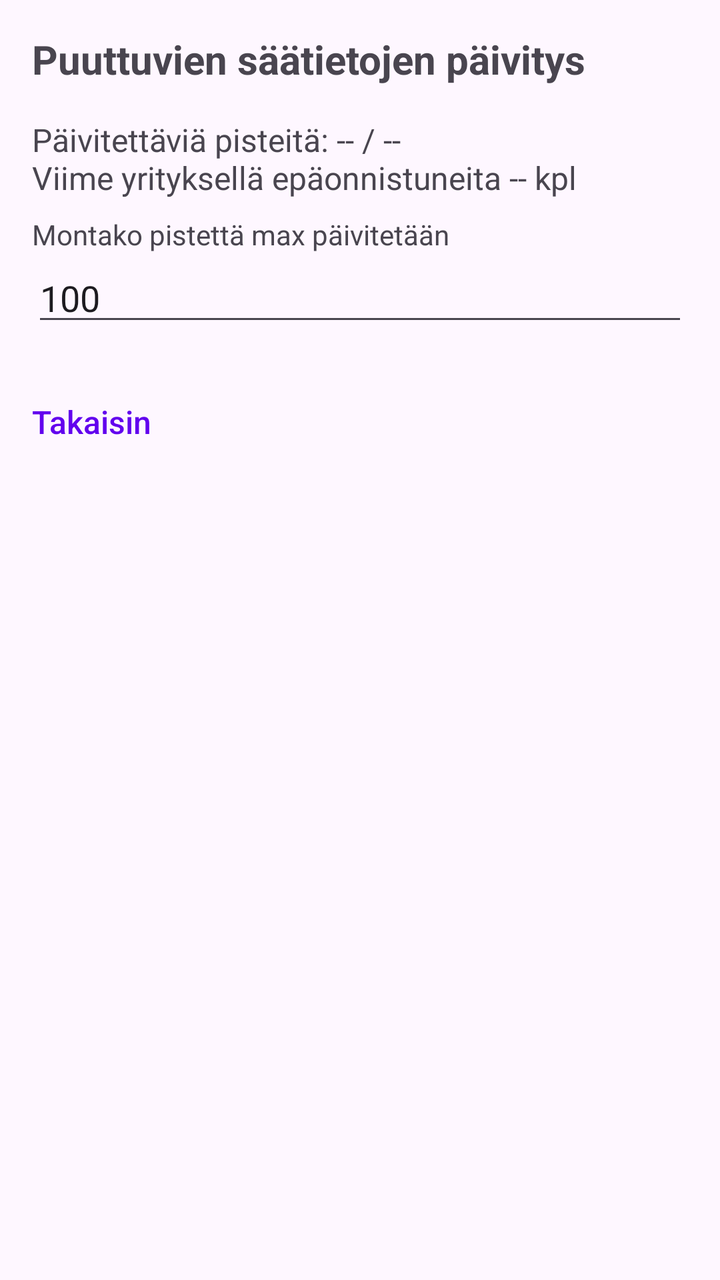
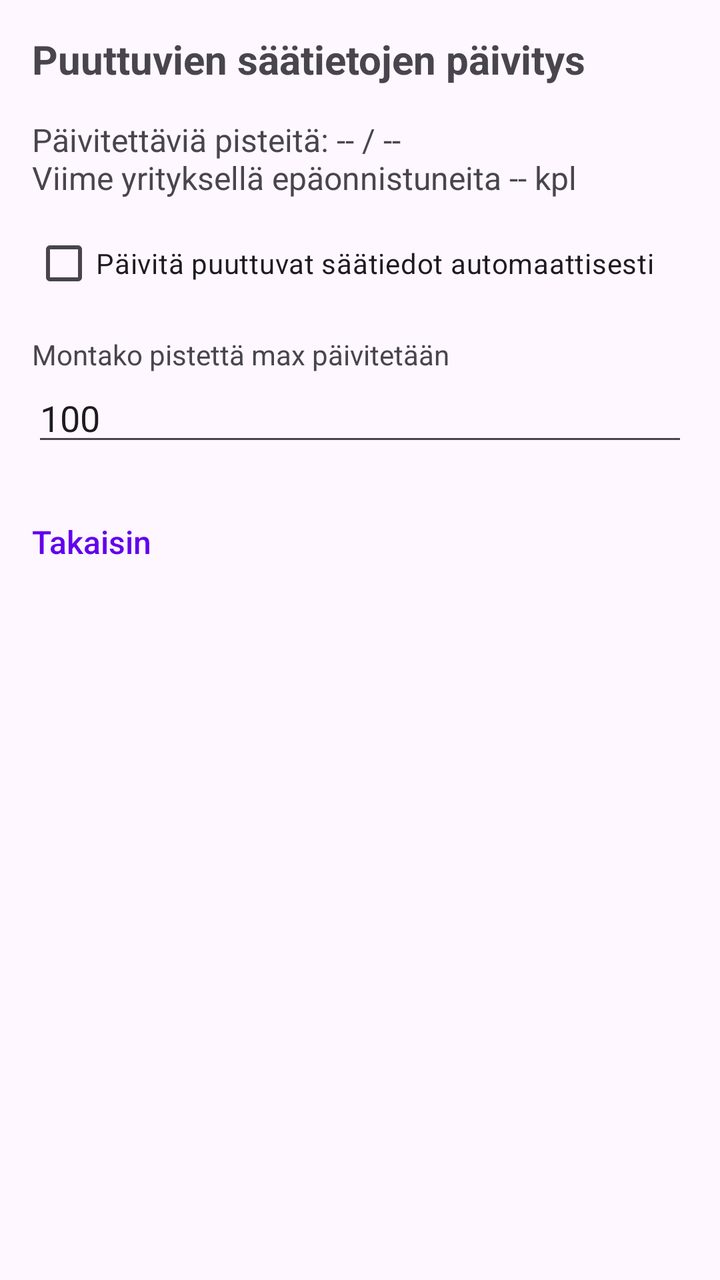

The first picture is an Android layout as it rendered before a commit; the second is the same layout after the commit. The layout source and the unified diff follow.
<!-- AndroidManifest.xml: application theme Theme.KalaKartta -->
<!-- res/layout/activity_weather_update.xml -->
<?xml version="1.0" encoding="utf-8"?>
<ScrollView xmlns:android="http://schemas.android.com/apk/res/android"
    android:layout_width="match_parent"
    android:layout_height="match_parent"
    android:padding="16dp">

    <LinearLayout
        android:layout_width="match_parent"
        android:layout_height="wrap_content"
        android:orientation="vertical">

        <TextView
            android:id="@+id/titleText"
            android:layout_width="match_parent"
            android:layout_height="wrap_content"
            android:text="Puuttuvien säätietojen päivitys"
            android:textSize="20sp"
            android:textStyle="bold"
            android:layout_marginBottom="16dp" />

        <TextView
            android:id="@+id/pointsToUpdateText"
            android:layout_width="match_parent"
            android:layout_height="wrap_content"
            android:text="Päivitettäviä pisteitä: -- / --&#10;Viime yrityksellä epäonnistuneita -- kpl"
            android:textSize="16sp"
            android:layout_marginBottom="8dp" />

        <TextView
            android:layout_width="match_parent"
            android:layout_height="wrap_content"
            android:text="Montako pistettä max päivitetään"
            android:textSize="14sp" />

        <EditText
            android:id="@+id/maxCountEditText"
            android:layout_width="match_parent"
            android:layout_height="wrap_content"
            android:inputType="number"
            android:text="100"
            android:layout_marginBottom="16dp" />

    <TextView
        android:id="@+id/startButton"
        style="@style/TextAppearance.KalaKartta.ActionLink"
        android:layout_width="match_parent"
        android:layout_height="wrap_content"
        android:text="Käynnistä päivitys"
        android:background="?attr/selectableItemBackground"
        android:clickable="true"
        android:focusable="true"
        android:visibility="gone"
        android:paddingTop="8dp"
        android:paddingBottom="8dp"
        android:layout_marginBottom="16dp" />

        <LinearLayout
            android:id="@+id/progressLayout"
            android:layout_width="match_parent"
            android:layout_height="wrap_content"
            android:orientation="vertical"
            android:visibility="gone">

            <ProgressBar
                android:id="@+id/progressBar"
                style="?android:attr/progressBarStyleHorizontal"
                android:layout_width="match_parent"
                android:layout_height="wrap_content"
                android:max="100"
                android:progress="0" />

            <TextView
                android:id="@+id/statusText"
                android:layout_width="match_parent"
                android:layout_height="wrap_content"
                android:text="Päivitetään..."
                android:textSize="14sp"
                android:layout_marginTop="4dp" />

            <TextView
                android:id="@+id/statsText"
                android:layout_width="match_parent"
                android:layout_height="wrap_content"
                android:text=""
                android:textSize="14sp"
                android:layout_marginTop="4dp" />

        <TextView
            android:id="@+id/cancelButton"
            style="@style/TextAppearance.KalaKartta.ActionLink"
            android:layout_width="wrap_content"
            android:layout_height="wrap_content"
            android:text="Peruuta"
            android:background="?attr/selectableItemBackground"
            android:clickable="true"
            android:focusable="true"
            android:paddingTop="8dp"
            android:paddingBottom="8dp"
            android:layout_gravity="center_horizontal"
            android:layout_marginTop="8dp" />
        </LinearLayout>

        <LinearLayout
            android:id="@+id/resultLayout"
            android:layout_width="match_parent"
            android:layout_height="wrap_content"
            android:orientation="vertical"
            android:visibility="gone"
            android:layout_marginTop="16dp">

            <TextView
                android:id="@+id/summaryText"
                android:layout_width="match_parent"
                android:layout_height="wrap_content"
                android:text="Päivitys valmis."
                android:textStyle="bold"
                android:textSize="16sp" />

            <TextView
                android:id="@+id/successCountText"
                android:layout_width="match_parent"
                android:layout_height="wrap_content"
                android:text="Onnistuneesti päivitetty: 0" />

            <TextView
                android:id="@+id/failureCountText"
                android:layout_width="match_parent"
                android:layout_height="wrap_content"
                android:text="Virheellisiä: 0" />

            <TextView
                android:id="@+id/errorLogButton"
                style="@style/TextAppearance.KalaKartta.ActionLink"
                android:layout_width="match_parent"
                android:layout_height="wrap_content"
                android:text="Näytä virheloki"
                android:background="?attr/selectableItemBackground"
                android:clickable="true"
                android:focusable="true"
                android:paddingTop="8dp"
                android:paddingBottom="8dp"
                android:layout_marginTop="8dp"
                android:visibility="gone" />
        </LinearLayout>

        <TextView
            android:id="@+id/okButton"
            style="@style/TextAppearance.KalaKartta.ActionLink"
            android:layout_width="match_parent"
            android:layout_height="wrap_content"
            android:text="OK"
            android:background="?attr/selectableItemBackground"
            android:clickable="true"
            android:focusable="true"
            android:paddingTop="8dp"
            android:paddingBottom="8dp"
            android:layout_marginTop="24dp"
            android:visibility="gone" />

        <TextView
            android:id="@+id/backButton"
            style="@style/TextAppearance.KalaKartta.ActionLink"
            android:layout_width="match_parent"
            android:layout_height="wrap_content"
            android:text="Takaisin"
            android:background="?attr/selectableItemBackground"
            android:clickable="true"
            android:focusable="true"
            android:paddingTop="8dp"
            android:paddingBottom="8dp"
            android:layout_marginTop="8dp" />

    </LinearLayout>
</ScrollView>
<!-- resources referenced by this layout -->
<resources>
  <style name="TextAppearance.KalaKartta.ActionLink" parent="TextAppearance.KalaKartta.MenuLink">
          <item name="android:textColor">@color/link_color</item>
      </style>
  <style name="Theme.KalaKartta" parent="Base.Theme.KalaKartta" />
  <style name="TextAppearance.KalaKartta.MenuLink" parent="">
          <item name="android:fontFamily">sans-serif-medium</item>
          <item name="android:textSize">16sp</item>
          <item name="android:textColor">?android:attr/textColorPrimary</item>
          <item name="android:textStyle">normal</item>
      </style>
  <color name="link_color">#6200EE</color>
  <style name="Base.Theme.KalaKartta" parent="Theme.Material3.DayNight.NoActionBar">
          
          <item name="colorPrimary">#6200EE</item>
          <item name="colorOnPrimary">#FFFFFF</item>
          <item name="editTextStyle">@style/Widget.AppCompat.EditText</item>
          <item name="android:spinnerStyle">@style/Widget.AppCompat.Spinner</item>
          <item name="alertDialogTheme">@style/ThemeOverlay.KalaKartta.Dialog.Alert</item>
          <item name="materialAlertDialogTheme">@style/ThemeOverlay.KalaKartta.MaterialAlertDialog</item>
          <item name="android:datePickerDialogTheme">@style/ThemeOverlay.KalaKartta.Dialog.Alert</item>
          <item name="android:timePickerDialogTheme">@style/ThemeOverlay.KalaKartta.Dialog.Alert</item>
      </style>
  <style name="ThemeOverlay.KalaKartta.Dialog.Alert" parent="ThemeOverlay.Material3.Dialog.Alert">
          <item name="android:windowBackground">@drawable/kala_dialog_background</item>
      </style>
  <style name="ThemeOverlay.KalaKartta.MaterialAlertDialog" parent="ThemeOverlay.Material3.MaterialAlertDialog">
          <item name="shapeAppearanceOverlay">@style/ShapeAppearanceOverlay.KalaKartta.Dialog</item>
      </style>
  <!-- drawable kala_dialog_background (drawable) -->
  <?xml version="1.0" encoding="utf-8"?>
  <inset xmlns:android="http://schemas.android.com/apk/res/android"
      android:insetLeft="16dp"
      android:insetTop="16dp"
      android:insetRight="16dp"
      android:insetBottom="16dp">
  
      <shape android:shape="rectangle">
          <corners android:radius="28dp" />
          <solid android:color="?attr/colorSurface" />
      </shape>
  </inset>
  <style name="ShapeAppearanceOverlay.KalaKartta.Dialog" parent="">
          <item name="cornerSize">28dp</item>
      </style>
</resources>

<!-- the commit's change to res/layout/activity_weather_update.xml (unified diff, before → after) -->
@@ -25,6 +25,14 @@
             android:text="Päivitettäviä pisteitä: -- / --&#10;Viime yrityksellä epäonnistuneita -- kpl"
             android:textSize="16sp"
             android:layout_marginBottom="8dp" />
+
+        <CheckBox
+            android:id="@+id/automaticUpdateCheckBox"
+            android:layout_width="match_parent"
+            android:layout_height="wrap_content"
+            android:text="Päivitä puuttuvat säätiedot automaattisesti"
+            android:checked="false"
+            android:layout_marginBottom="12dp" />
 
         <TextView
             android:layout_width="match_parent"
